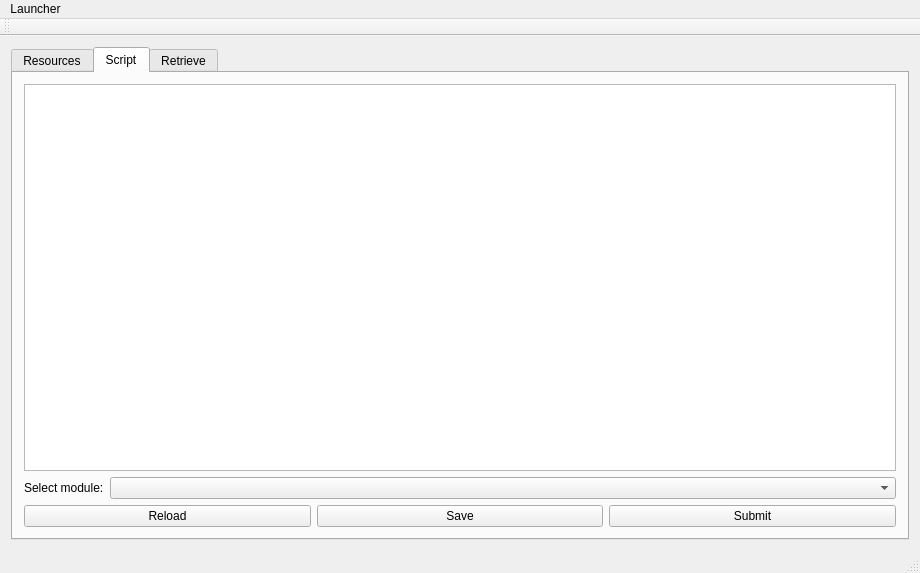
Before: the Qt Designer form Launcher/mainwindow.ui in hpcuantwerpen/Launcher, drawn with Qt 5.
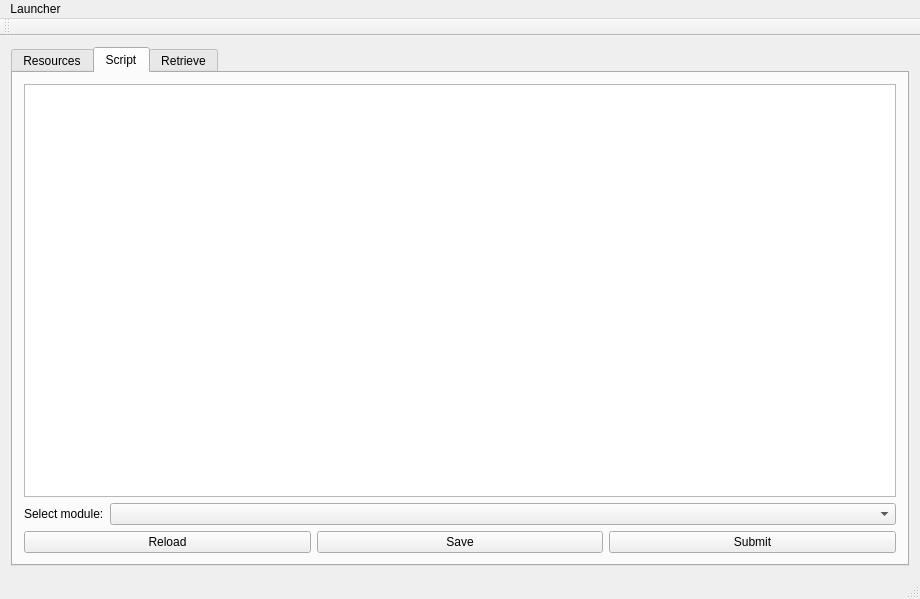
After: the same form once the commit is applied. The open tabs and pages were chosen to show the change.

Diff of the .ui file:
```diff
--- a/Launcher/mainwindow.ui
+++ b/Launcher/mainwindow.ui
@@ -7,7 +7,7 @@
     <x>0</x>
     <y>0</y>
     <width>920</width>
-    <height>573</height>
+    <height>599</height>
    </rect>
   </property>
   <property name="sizePolicy">
```
Left out of the diff: 2 changed lines with no effect on the pictures.
